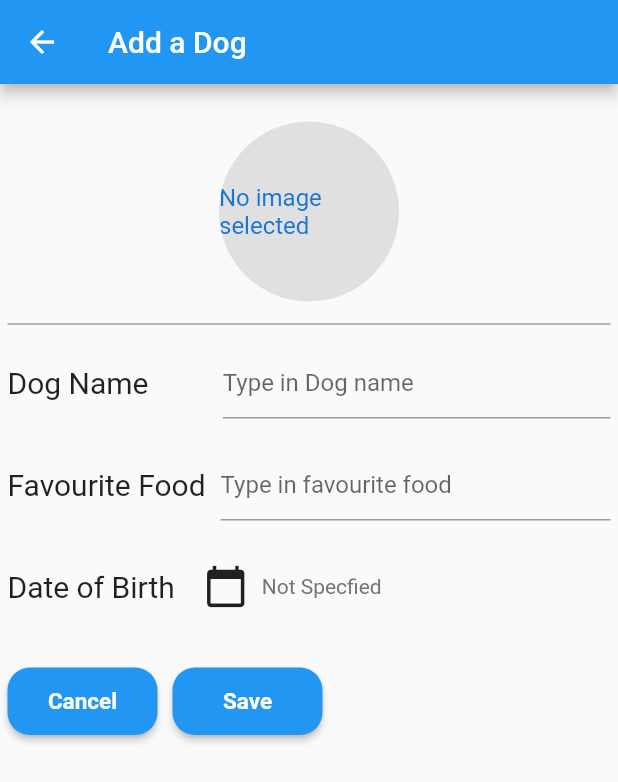
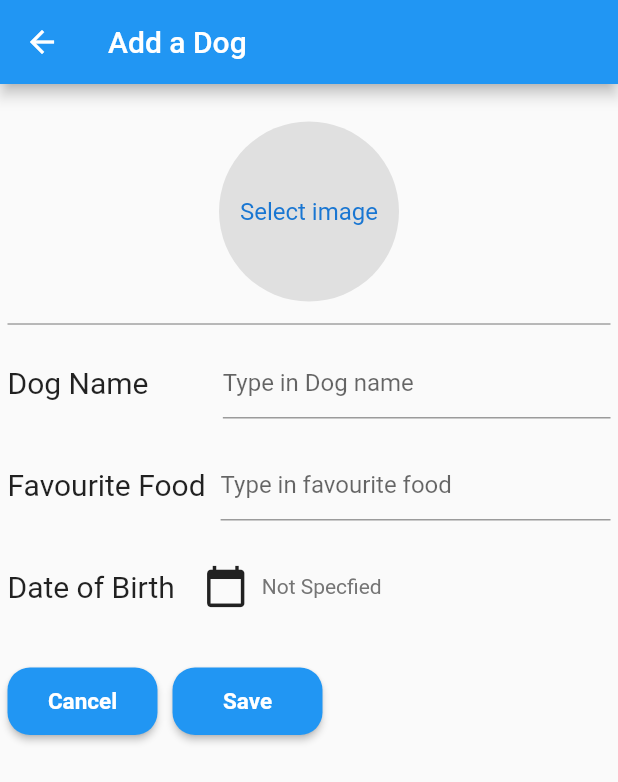
Before and after one commit to Zero-Ice/CZ2006_DogGo, a Flutter app: the AddDog screen opened directly, on a phone screen of 412 x 824 dp. Shown: the top 782 px of the screen. Run offline on Flutter 3.47's test engine with Material 2 defaults, Android fonts, the phone set to English and light mode, and no system bars; our stand-ins replace firebase_messaging, image_picker, pull_to_refresh, shared_preferences, weather_icons; accounts and stored records are empty; network calls fail; statements that could not run were skipped.

Commit message:
Added path package. Changed ClipOval to CircleAvatar for AddDog

```diff
--- a/DogGoApp/doggo/lib/Routes/AddDog.dart
+++ b/DogGoApp/doggo/lib/Routes/AddDog.dart
@@ -5,6 +5,8 @@ import 'package:flutter/material.dart';
 import 'package:flutter/widgets.dart';
 import 'package:intl/intl.dart';
 import 'package:image_picker/image_picker.dart';
+import 'package:path/path.dart' as path;
+import 'package:path_provider/path_provider.dart' as syspaths;
 
 class AddDog extends StatefulWidget {
   final String eName;
@@ -31,15 +33,19 @@ class _AddDogState extends State<AddDog> {
   String fileName;
 
   Future getImage() async {
-    final pickedFile = await picker.getImage(source: ImageSource.camera);
+    final imageFile = await picker.getImage(source: ImageSource.camera);
 
     setState(() {
-      if (pickedFile != null) {
-        _image = File(pickedFile.path);
+      if (imageFile != null) {
+        _image = File(imageFile.path);
       } else {
         print('No image selected.');
       }
     });
+
+    // final appDir = await syspaths.getApplicationDocumentsDirectory();
+    // final fileName = path.basename(imageFile.path);
+    // final savedImage = await _image.copy('${appDir.path}/$fileName');
   }
 
   Widget dateTextHandling(){
@@ -177,13 +183,17 @@ class _AddDogState extends State<AddDog> {
             onTap: () {
               getImage();
             },
-            child: CircleAvatar(
+            child: _image != null ?
+                    new CircleAvatar(
                       backgroundColor: Colors.grey[300],
                       // backgroundImage: AssetImage('assets/ProfileIcon_Dog.png'),
-                      // backgroundImage: _image == null ? Center(child: Text("No image selected")) : Image.file(_image),
-                      child: ClipOval(child: _image == null ? Center(child: Text("No image selected")) : Image.file(_image)),
+                      backgroundImage:Image.file(_image).image,
+                      // child: ClipOval(child: _image == null ? Center(child: Text("No image selected")) : Image.file(_image)),
 
-                      radius: 60.0,),
+                      radius: 60.0,) :
+                    new CircleAvatar(backgroundColor: Colors.grey[300],
+                    radius: 60.0,
+                    child: Text("Select image")),
           )
       )
     );
--- a/DogGoApp/doggo/pubspec.yaml
+++ b/DogGoApp/doggo/pubspec.yaml
@@ -31,6 +31,7 @@ dependencies:
   pull_to_refresh: ^1.6.1
   image_picker: ^0.6.7+12
   firebase_messaging: ^7.0.3
+  path_provider: ^1.6.21
 #  flutter_local_notifications: ^1.4.2
 #  rxdart: ^0.23.1
 #  workmanager: ^0.2.3
```
